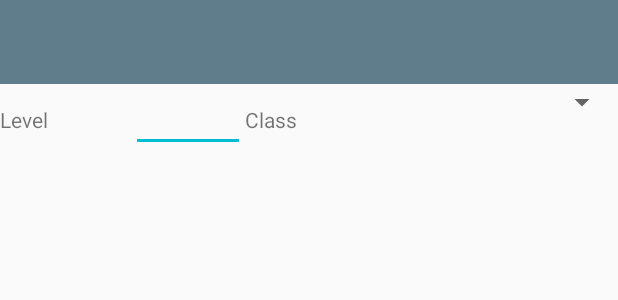
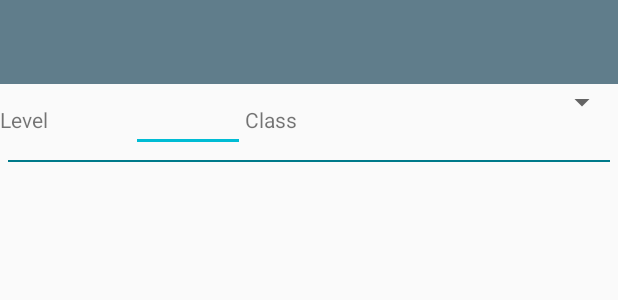
Before and after one commit to americodubas/DDCharacterSheet3.5, an Android app: the layout activity_add_character_class.xml on its own in the app's theme, with its tools: preview values and no code run, on a phone screen of 412 x 824 dp. Shown: the top 300 px of the screen. Run offline under Robolectric (Android 15) with nearby library versions, the phone set to English and light mode, and no system bars; network calls fail.

Commit message:
changed convertFromTo to just convert on Util.kt created the style accentDarkLine add the class description changed the onItemSelectedListener to use the position of the array

```diff
--- a/app/src/main/java/com/americo/ddcharactersheet35/data/CharacterClassesDao.kt
+++ b/app/src/main/java/com/americo/ddcharactersheet35/data/CharacterClassesDao.kt
@@ -23,7 +23,7 @@ interface CharacterClassesDao {
     fun getCharacterClasses(id: Long): List<CharacterClassesDto>
 
     @Query("""
-        select cl._id, cl.name, cl.spellcaster
+        select cl._id, cl.name, cl.spellcaster, cl.description
         from classes cl
         left join character_classes ch on ch.classes_id = cl._id and ch.character_id = :id
         where ch._id is null
--- a/app/src/main/java/com/americo/ddcharactersheet35/dto/ClassesDto.kt
+++ b/app/src/main/java/com/americo/ddcharactersheet35/dto/ClassesDto.kt
@@ -9,6 +9,7 @@ package com.americo.ddcharactersheet35.dto
 class ClassesDto {
     var id: Long = 0
     var name: String = ""
+    var description: String = ""
     var spellcaster: Int = 0
 
     override fun toString(): String {
--- a/app/src/main/java/com/americo/ddcharactersheet35/model/Classes.kt
+++ b/app/src/main/java/com/americo/ddcharactersheet35/model/Classes.kt
@@ -19,5 +19,6 @@ class Classes {
 
     var spellcaster: Int = 0
     var name: String = ""
+    var description: String = ""
 
 }
--- a/app/src/main/java/com/americo/ddcharactersheet35/service/ClassesService.kt
+++ b/app/src/main/java/com/americo/ddcharactersheet35/service/ClassesService.kt
@@ -1,11 +1,10 @@
 package com.americo.ddcharactersheet35.service
 
 import android.content.Context
-import com.americo.ddcharactersheet35.data.ClassesDao
 import com.americo.ddcharactersheet35.data.DatabaseHelper
 import com.americo.ddcharactersheet35.dto.ClassesDto
 import com.americo.ddcharactersheet35.model.Classes
-import com.americo.ddcharactersheet35.util.convertFromTo
+import com.americo.ddcharactersheet35.util.convert
 
 /**
  * Created by Americo on 20/08/2017.
@@ -20,7 +19,7 @@ class ClassesService(context: Context) {
      * Returns a [List] of all [ClassesDto].
      */
     fun getAllClasses(): List<ClassesDto> {
-        return convertFromTo(classesDao.getAllClasses())
+        return convert(classesDao.getAllClasses())
     }
 
 
--- a/app/src/main/java/com/americo/ddcharactersheet35/util/Util.kt
+++ b/app/src/main/java/com/americo/ddcharactersheet35/util/Util.kt
@@ -34,7 +34,7 @@ inline fun <reified T: View> Fragment.find(id: Int): T = activity!!.findViewById
  *
  * Works as an universal converter between Entities and DTOs.
  */
-inline fun <F, reified T> convertFromTo( e: F): T = ModelMapper().map(e, T::class.java)
+inline fun <F, reified T> convert(e: F): T = ModelMapper().map(e, T::class.java)
 
 /**
  * Returns a [ArrayList] from [T] class with properties from the [ArrayList] of the [F] class
@@ -42,7 +42,7 @@ inline fun <F, reified T> convertFromTo( e: F): T = ModelMapper().map(e, T::clas
  *
  * Works as an universal list converter between Entities and DTOs.
  */
-inline fun <F, reified T> convertFromTo(f: List<F>): List<T> {
+inline fun <F, reified T> convert(f: List<F>): List<T> {
     val t = ArrayList<T>(f.size)
     val m = ModelMapper()
     f.forEach {
--- a/app/src/main/res/layout/activity_add_character_class.xml
+++ b/app/src/main/res/layout/activity_add_character_class.xml
@@ -44,4 +44,17 @@
 
     </LinearLayout>
 
+    <View style="@style/accentDarkLine"/>
+
+    <ScrollView
+        android:layout_width="match_parent"
+        android:layout_height="match_parent">
+
+        <TextView
+            style="@style/label"
+            android:id="@+id/tv_description"/>
+
+    </ScrollView>
+
+
 </LinearLayout>
--- a/app/src/main/res/layout/activity_edit_race.xml
+++ b/app/src/main/res/layout/activity_edit_race.xml
@@ -28,11 +28,7 @@
 
     </LinearLayout>
 
-    <View
-        android:layout_width="match_parent"
-        android:layout_height="1dp"
-        android:layout_margin="@dimen/padding"
-        android:background="@color/colorAccentDark" />
+    <View style="@style/accentDarkLine"/>
 
     <ScrollView
         android:layout_width="match_parent"
--- a/app/src/main/res/values/styles.xml
+++ b/app/src/main/res/values/styles.xml
@@ -48,4 +48,12 @@
         <item name="android:textColor">@android:color/black</item>
     </style>
 
+    <style name="accentDarkLine">
+        <item name="android:layout_width">match_parent</item>
+        <item name="android:layout_height">1dp</item>
+        <item name="android:layout_margin">@dimen/padding</item>
+        <item name="android:background">@color/colorAccentDark</item>
+    </style>
+
+
 </resources>
```
Also changed, not shown: app/src/main/java/com/americo/ddcharactersheet35/activity/AddCharacterClassesActivity.kt (+21 -3 lines), app/src/main/java/com/americo/ddcharactersheet35/activity/EditRaceActivity.kt (+9 -3 lines), app/src/main/java/com/americo/ddcharactersheet35/service/CharacterClassesService.kt (+6 -6 lines), app/src/main/java/com/americo/ddcharactersheet35/service/CharacterService.kt (+4 -4 lines), app/src/main/java/com/americo/ddcharactersheet35/service/RaceService.kt (+3 -4 lines), 1 other file.
